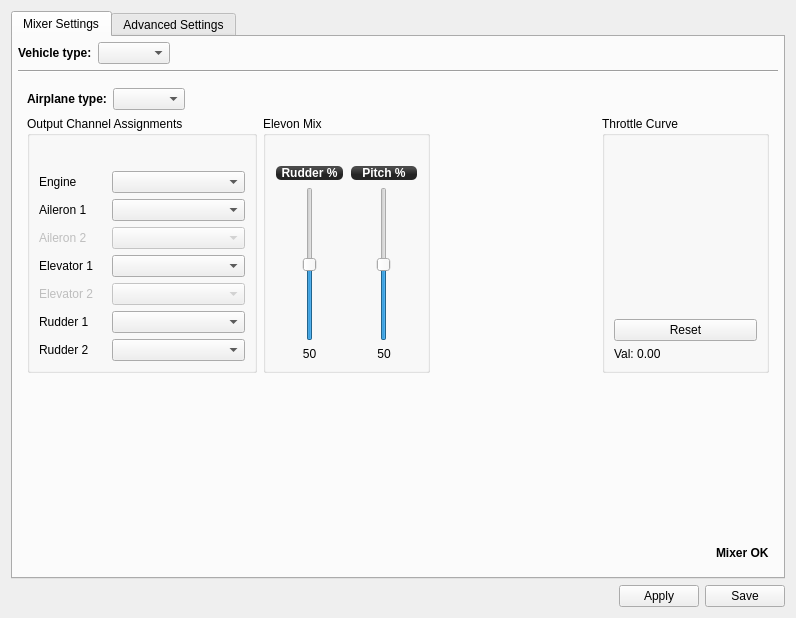
openpilot/OpenPilot, file ground/openpilotgcs/src/plugins/config/airframe.ui: the form before one commit.
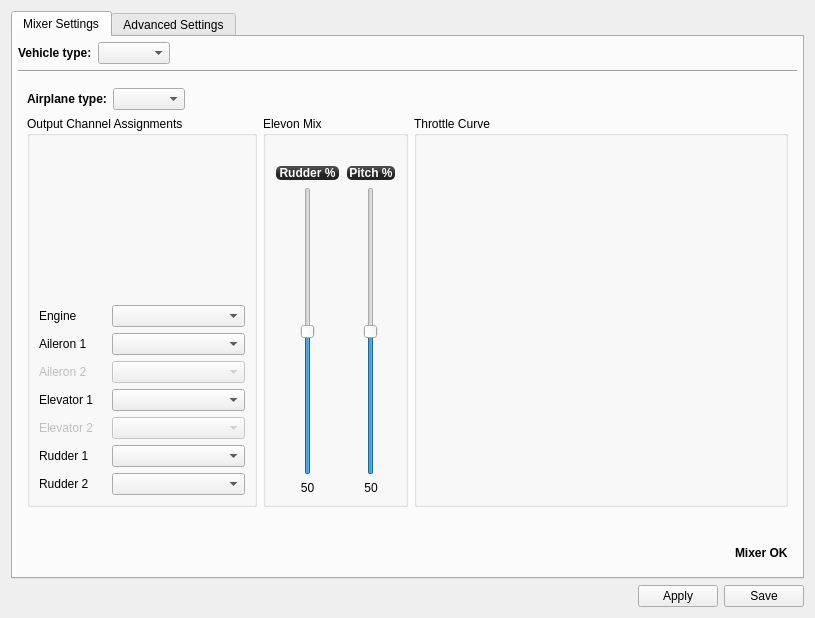
The form after the commit. Icons and pictures are not drawn. Custom widgets are drawn as their Qt base class.

Commit message: MixerCurve: alpha version of integrated mixer curve; only in fixedwing config currently.

Diff of the .ui file:
```diff
--- a/ground/openpilotgcs/src/plugins/config/airframe.ui
+++ b/ground/openpilotgcs/src/plugins/config/airframe.ui
@@ -471,23 +471,7 @@
                  </property>
                  <layout class="QVBoxLayout" name="verticalLayout_16">
                   <item>
-                   <spacer name="verticalSpacer_6">
-                    <property name="orientation">
-                     <enum>Qt::Vertical</enum>
-                    </property>
-                    <property name="sizeType">
-                     <enum>QSizePolicy::Fixed</enum>
-                    </property>
-                    <property name="sizeHint" stdset="0">
-                     <size>
-                      <width>20</width>
-                      <height>20</height>
-                     </size>
-                    </property>
-                   </spacer>
-                  </item>
-                  <item>
-                   <widget class="MixerCurveWidget" name="fixedWingThrottle" native="true">
+                   <widget class="MixerCurve" name="fixedWingThrottle" native="true">
                     <property name="sizePolicy">
                      <sizepolicy hsizetype="MinimumExpanding" vsizetype="MinimumExpanding">
                       <horstretch>0</horstretch>
@@ -496,14 +480,14 @@
                     </property>
                     <property name="minimumSize">
                      <size>
-                      <width>100</width>
-                      <height>100</height>
+                      <width>350</width>
+                      <height>350</height>
                      </size>
                     </property>
                     <property name="maximumSize">
                      <size>
-                      <width>200</width>
-                      <height>200</height>
+                      <width>500</width>
+                      <height>500</height>
                      </size>
                     </property>
                     <property name="sizeIncrement">
@@ -514,26 +498,6 @@
                     </property>
                    </widget>
                   </item>
-                  <item>
-                   <widget class="QPushButton" name="fwThrottleReset">
-                    <property name="maximumSize">
-                     <size>
-                      <width>200</width>
-                      <height>16777215</height>
-                     </size>
-                    </property>
-                    <property name="text">
-                     <string>Reset</string>
-                    </property>
-                   </widget>
-                  </item>
-                  <item>
-                   <widget class="QLabel" name="fwThrottleCurveItemValue">
-                    <property name="text">
-                     <string>Val: 0.00</string>
-                    </property>
-                   </widget>
-                  </item>
                  </layout>
                 </widget>
                </item>
@@ -2898,6 +2862,12 @@
    <header>cfg_vehicletypes/configccpmwidget.h</header>
    <container>1</container>
   </customwidget>
+  <customwidget>
+   <class>MixerCurve</class>
+   <extends>QWidget</extends>
+   <header location="global">uavobjectwidgetutils/mixercurve.h</header>
+   <container>1</container>
+  </customwidget>
  </customwidgets>
  <resources>
   <include location="../coreplugin/core.qrc"/>
```
Left out of the diff: 8 changed lines with no effect on the pictures. The commit also changes 7 other files.
